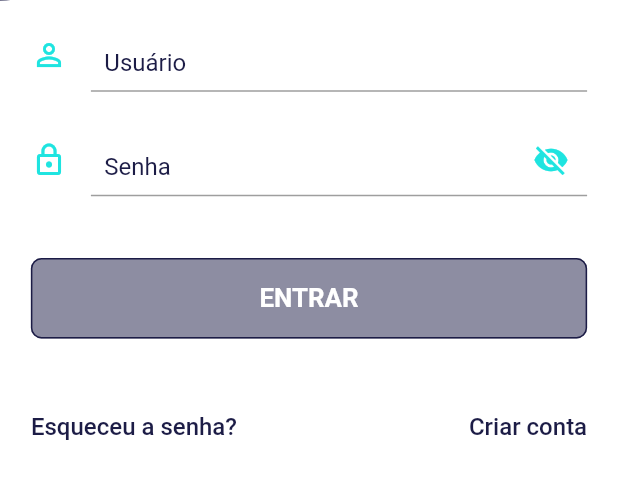
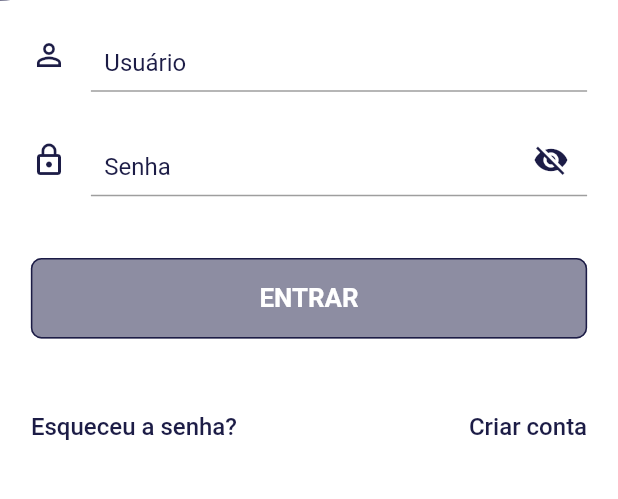
Before and after one commit to FabioLafayete/my_wallet, a Flutter app: the screen it shows after launch, on a phone screen of 412 x 824 dp, the part 460-959 px from its top. Run offline on Flutter 3.47's test engine with Material 2 defaults, Android fonts, the phone set to English and light mode, and no system bars; our stand-ins replace dio, google_fonts, rxdart, shared_preferences; missing offline and left inert: bloc_pattern.

```diff
--- a/lib/Design/colors.dart
+++ b/lib/Design/colors.dart
@@ -5,15 +5,11 @@ class DesignColors {
   static Color lightBlue() => Color.fromRGBO(28, 28, 70, 1);
   static Color lightBlueOpacity() => Color.fromRGBO(28, 28, 70, 0.9);
 
-  static Color blue() => Color.fromRGBO(76, 170, 251, 1.0);
-  static Color salmon() => Color.fromRGBO(235, 101, 91, 1.0);
 
   static Color greenPool() => Color.fromRGBO(30, 228, 224, 1);
-  static Color greenPoolOpacity() => Color.fromRGBO(30, 228, 224, 0.7);
 
   static Color white() => Color.fromRGBO(255, 255, 255, 1.0);
   static Color paper() => Color.fromRGBO(250, 245, 240, 1.0);
-  static Color pinkAccent() => Colors.pinkAccent;
 
 
 }
--- a/lib/Design/curves/curved_left_shadow.dart
+++ b/lib/Design/curves/curved_left_shadow.dart
@@ -6,8 +6,6 @@ class CurvedLeftShadow extends StatelessWidget {
 
   Color lightBlue = DesignColors.lightBlue();
   Color greenPool = DesignColors.greenPool();
-  Color pinkAccent = DesignColors.pinkAccent();
-  Color salmon = DesignColors.salmon();
 
   @override
   Widget build(BuildContext context) {
--- a/lib/Design/curves/curved_right.dart
+++ b/lib/Design/curves/curved_right.dart
@@ -6,7 +6,6 @@ class CurvedRight extends StatelessWidget {
 
   Color lightBlue = DesignColors.lightBlue();
   Color greenPool = DesignColors.greenPool();
-  Color pinkAccent = DesignColors.pinkAccent();
 
   @override
   Widget build(BuildContext context) {
--- a/lib/features/Home/screens/home.dart
+++ b/lib/features/Home/screens/home.dart
@@ -100,7 +100,7 @@ class _HomeState extends State<Home> {
         title: Text(
           'MyWallet',
           style: TextStyle(
-              color: greenPool,
+              color: white,
               fontSize: size.width * 0.05
           ),
         )
--- a/lib/features/Login/components/email_textField.dart
+++ b/lib/features/Login/components/email_textField.dart
@@ -18,7 +18,6 @@ class LoginUserTextField extends StatelessWidget {
   Widget build(BuildContext context) {
 
     Color lightBlue = DesignColors.lightBlue();
-    Color greenPool = DesignColors.greenPool();
 
     return StreamBuilder<String>(
       stream: element,
@@ -30,7 +29,7 @@ class LoginUserTextField extends StatelessWidget {
           obscure: false,
           colorHint: lightBlue,
           colorText: lightBlue,
-          colorIcon: greenPool,
+          colorIcon: lightBlue,
           colorBorder: lightBlue,
           colorCursor: lightBlue,
           textInputType: TextInputType.emailAddress,
--- a/lib/features/Login/components/password_textField.dart
+++ b/lib/features/Login/components/password_textField.dart
@@ -18,9 +18,7 @@ class LoginPasswordTextField extends StatelessWidget {
     this.loginBloc
   });
 
-  Color pinkAccent = DesignColors.pinkAccent();
   Color lightBlue = DesignColors.lightBlue();
-  Color greenPool = DesignColors.greenPool();
 
   @override
   Widget build(BuildContext context) {
@@ -37,12 +35,12 @@ class LoginPasswordTextField extends StatelessWidget {
             enabled: true,
             colorHint: lightBlue,
             colorText: lightBlue,
-            colorIcon: greenPool,
+            colorIcon: lightBlue,
             colorBorder: lightBlue,
             colorCursor: lightBlue,
             suffix: CustomIconButton(
               radius: size.width * 0.05,
-              color: greenPool,
+              color: lightBlue,
               iconData:
               !isVisible ? Icons.visibility_off : Icons.visibility,
               onTap: () => loginBloc.inVisible.add(!isVisible),
--- a/lib/features/Login/controller/controller_login.dart
+++ b/lib/features/Login/controller/controller_login.dart
@@ -1,3 +1,4 @@
+import 'package:app_ewally/Design/colors.dart';
 import 'package:app_ewally/features/Login/repository/sign_in.dart';
 import 'package:app_ewally/services/SharedPreferences/sp.dart';
 import 'package:flutter/material.dart';
@@ -81,7 +82,7 @@ class LoginController extends BlocBase {
 
         _messageStatus(
             'Seja bem-vindo :)',
-            color: Colors.green
+            color: DesignColors.lightBlue()
         );
 
         await Future.delayed(Duration(seconds: 3));
--- a/lib/features/Login/screens/login.dart
+++ b/lib/features/Login/screens/login.dart
@@ -22,17 +22,17 @@ class _LoginState extends State<Login> {
 
   Color lightBlue = DesignColors.lightBlue();
   Color greenPool = DesignColors.greenPool();
-  Color pinkAccent = DesignColors.pinkAccent();
   Color white = DesignColors.white();
 
   final loginController = LoginController();
 
   @override
-  void didChangeDependencies() {
+  void initState() {
+    super.initState();
+
     loginController.setPassword('');
     loginController.setUser('');
     loginController.inKeyScaffold.add(keyScaffold);
-    super.didChangeDependencies();
   }
 
   @override
--- a/lib/features/Wallet/screens/wallet.dart
+++ b/lib/features/Wallet/screens/wallet.dart
@@ -3,6 +3,7 @@ import 'package:app_ewally/components/session_expiration.dart';
 import 'package:app_ewally/features/SplashScreen/screens/splash_screen.dart';
 import 'package:app_ewally/features/Wallet/components/balance.dart';
 import 'package:app_ewally/features/Wallet/components/statement.dart';
+import 'package:app_ewally/features/Wallet/model/statement.dart';
 import 'package:app_ewally/features/Wallet/repository/balance.dart';
 import 'package:app_ewally/features/Wallet/repository/statement.dart';
 import 'package:app_ewally/services/SharedPreferences/sp.dart';
@@ -17,7 +18,8 @@ class _WalletState extends State<Wallet> {
 
   Size size;
   Future<dynamic> _fetchBalance;
-  Future<dynamic> _fetchStatement;
+  Future<List<StatementModel>> _fetchStatement;
+  List<StatementModel> statement;
 
   @override
   void initState() {
@@ -68,7 +70,7 @@ class _WalletState extends State<Wallet> {
           children: [
             Balance(balance: snapshot.data[0]),
             _br(0.08),
-            Statement(data: snapshot.data[1]['statement'])
+            Statement(data: snapshot.data[1])
           ],
         );
       },
--- a/pubspec.yaml
+++ b/pubspec.yaml
@@ -26,6 +26,3 @@ dev_dependencies:
 flutter:
 
   uses-material-design: true
-
-  assets:
-    - assets/images/
```
Also changed, not shown: lib/components/cancel_button.dart (deleted, +0 -33 lines), lib/features/Wallet/components/card_description.dart (+6 -5 lines), lib/features/Wallet/components/statement.dart (+9 -19 lines), lib/features/Wallet/model/statement.dart (added, +23 -0 lines), lib/features/Wallet/repository/statement.dart (+8 -9 lines), 2 other files.
